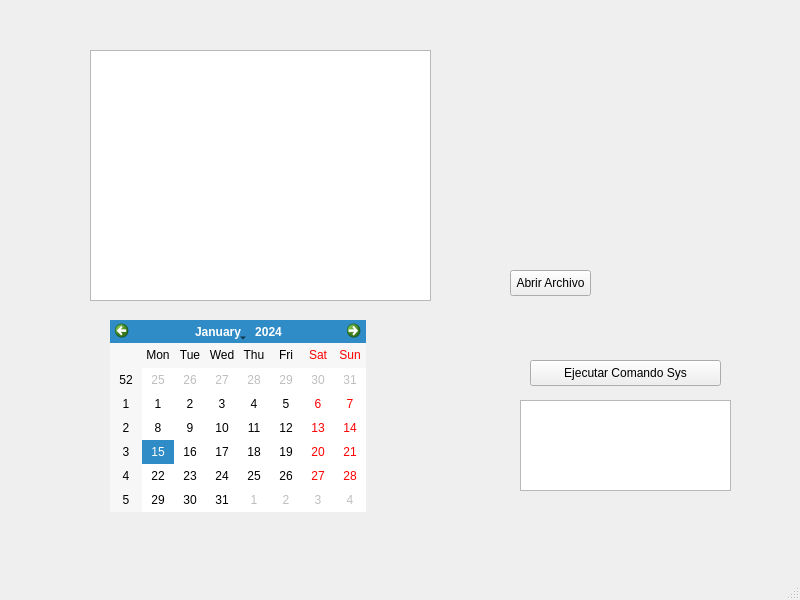
Before: the Qt Designer form interfazArchivo.ui in Ismael-Codes/interfaz2, drawn with Qt 5.
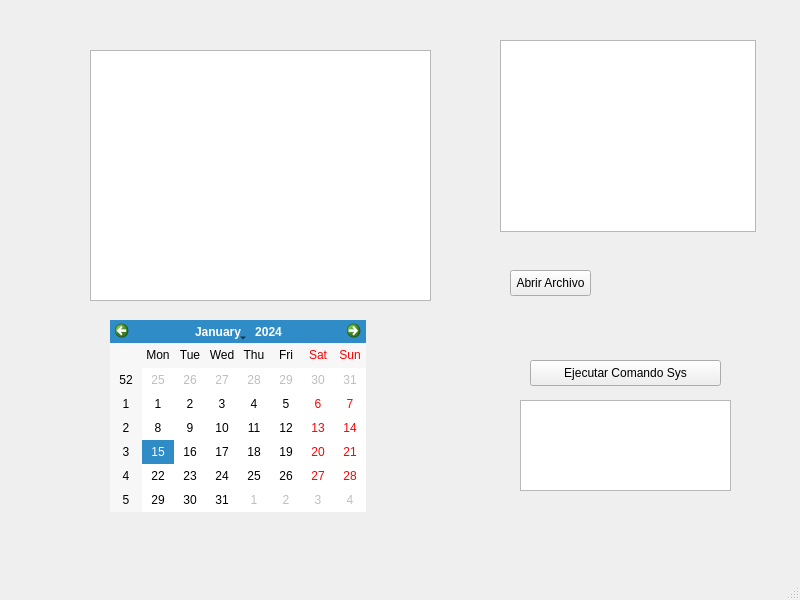
After: the same form once the commit is applied.

Commit message: Creacion de interfazde  ejemplo

The edit to the form file:
```diff
--- a/interfazArchivo.ui
+++ b/interfazArchivo.ui
@@ -83,6 +83,16 @@
      </rect>
     </property>
    </widget>
+   <widget class="QGraphicsView" name="graphicsView">
+    <property name="geometry">
+     <rect>
+      <x>500</x>
+      <y>40</y>
+      <width>256</width>
+      <height>192</height>
+     </rect>
+    </property>
+   </widget>
   </widget>
   <widget class="QMenuBar" name="menubar">
    <property name="geometry">
```
The commit also changes 1 other file.
